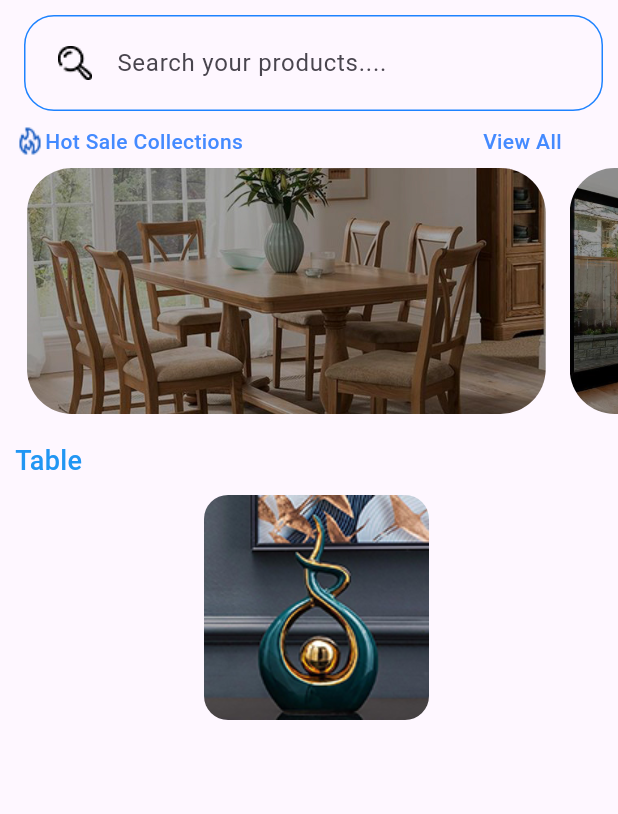
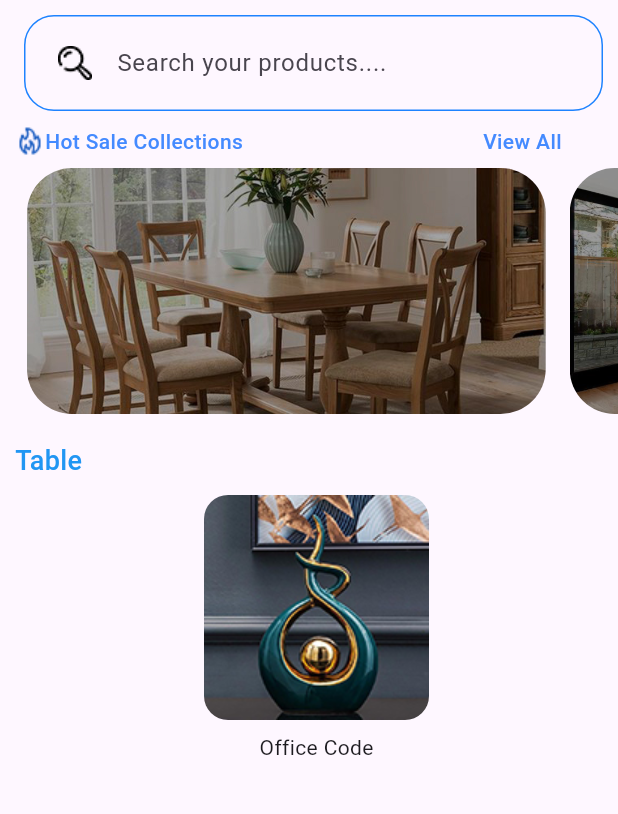
Before and after one commit to Tosin8/ktea, a Flutter app: the Home_Body screen opened directly, on a phone screen of 412 x 824 dp, the part 183-997 px from its top. Run offline on Flutter 3.47's test engine with Material 2 defaults, Android fonts, the phone set to English and light mode, and no system bars.

Commit message:
Creating UI for Table Products

```diff
--- a/lib/components/product_class.dart
+++ b/lib/components/product_class.dart
@@ -24,7 +24,7 @@ List<Product_HomeDeco> products = [
     title: "Belt Bag",
     price: 234,
     description: dummyText,
-    image: "assets/images/1.png",
+    image: "assets/products/home_decoration/2_150.jpg",
   ),
   Product_HomeDeco(
     id: 3,
--- a/lib/screens/home/home_body.dart
+++ b/lib/screens/home/home_body.dart
@@ -82,11 +82,21 @@ class _Home_BodyState extends State<Home_Body> {
                 const SizedBox(height: 10),
                 Column(
                   children: [
-                    ClipRRect(
-                        borderRadius: BorderRadius.circular(16),
-                        child: Image.asset(
-                          products[0].image,
-                        ))
+                    Container(
+                      child: Column(
+                        children: [
+                          ClipRRect(
+                              borderRadius: BorderRadius.circular(16),
+                              child: Image.asset(
+                                products[0].image,
+                              )),
+                          SizedBox(height: 8),
+                          Text(
+                            products[0].title,
+                          ),
+                        ],
+                      ),
+                    )
                   ],
                 )
               ],
--- a/pubspec.yaml
+++ b/pubspec.yaml
@@ -111,7 +111,7 @@ flutter:
     - assets/category_menu/sofa_200.png
     - assets/category_menu/table_350.png
     - assets/products/home_decoration/1_150.jpg
-    - assets/products/home_decoration/2.jpg
+    - assets/products/home_decoration/2_150.jpg
     - assets/products/home_decoration/3.jpg
     - assets/products/home_decoration/4.jpg
     - assets/products/light/1.jpg
```
Also changed, not shown: assets/products/home_decoration/2_150.jpg (added).
